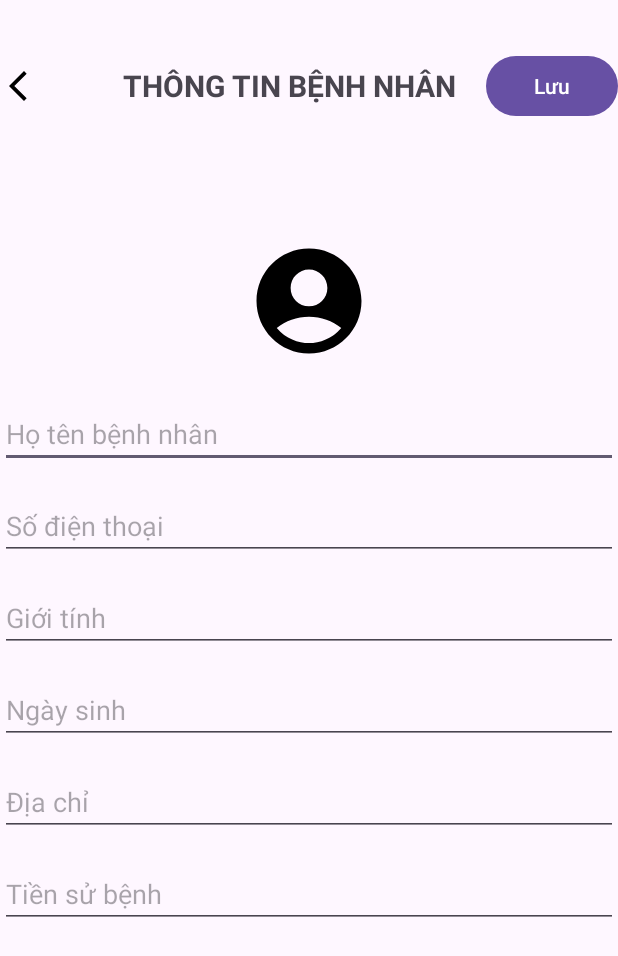
After one commit to tuananh7605/DoanQlyphongkham, an Android app: the SuaThongtinBenhNhanActivity screen opened directly, with no data from a screen before it, on a phone screen of 412 x 824 dp. The commit adds this screen. Shown: the top 956 px of the screen. Run offline under Robolectric (Android 15) with nearby library versions, the phone set to English and light mode, and no system bars.

Commit message:
comit 13/7

```diff
--- a/app/src/main/AndroidManifest.xml
+++ b/app/src/main/AndroidManifest.xml
@@ -12,6 +12,9 @@
         android:supportsRtl="true"
         android:theme="@style/Theme.DoanPhongkham"
         tools:targetApi="31">
+        <activity
+            android:name=".ActivityBacsi.SuaThongtinBenhNhanActivity"
+            android:exported="false" />
         <activity
             android:name=".ActivityBacsi.ThemLichKhamActivity"
             android:exported="false" />
--- /dev/null
+++ b/app/src/main/java/com/example/doanphongkham/ActivityBacsi/SuaThongtinBenhNhanActivity.java
@@ -0,0 +1,86 @@
+package com.example.doanphongkham.ActivityBacsi;
+
+import android.content.Intent;
+import android.os.Bundle;
+import android.widget.Button;
+import android.widget.EditText;
+import android.widget.ImageButton;
+import android.widget.Toast;
+
+import androidx.activity.EdgeToEdge;
+import androidx.appcompat.app.AppCompatActivity;
+import androidx.core.graphics.Insets;
+import androidx.core.view.ViewCompat;
+import androidx.core.view.WindowInsetsCompat;
+
+import com.example.doanphongkham.Database.DatabaseHelper;
+import com.example.doanphongkham.R;
+
+public class SuaThongtinBenhNhanActivity extends AppCompatActivity {
+
+    EditText editHoTen, editSDT, editGioiTinh, editNgaySinh, editDiaChi, editTienSu;
+    Button btnLuu;
+    DatabaseHelper db;
+    int id; // id bệnh nhân cần sửa
+
+    @Override
+    protected void onCreate(Bundle savedInstanceState) {
+        super.onCreate(savedInstanceState);
+        setContentView(R.layout.activity_them_thongtin_benh_nhan);
+
+        // Ánh xạ
+        editHoTen = findViewById(R.id.editHoTen);
+        editSDT = findViewById(R.id.editSoDienThoai);
+        editGioiTinh = findViewById(R.id.editGioiTinh);
+        editNgaySinh = findViewById(R.id.editNgaySinh);
+        editDiaChi = findViewById(R.id.editDiaChi);
+        editTienSu = findViewById(R.id.editTienSuBenh);
+        btnLuu = findViewById(R.id.btnLuu);
+
+        db = new DatabaseHelper(this);
+
+        // Nhận dữ liệu từ intent
+        Intent intent = getIntent();
+        id = intent.getIntExtra("id", -1);
+        String ten = intent.getStringExtra("ten");
+        String sdt = intent.getStringExtra("sdt");
+        String gioiTinh = intent.getStringExtra("gioiTinh");
+        String ngaySinh = intent.getStringExtra("ngaySinh");
+        String diaChi = intent.getStringExtra("diaChi");
+        String tienSu = intent.getStringExtra("tienSu");
+
+        // Set dữ liệu lên form
+        editHoTen.setText(ten);
+        editSDT.setText(sdt);
+        editGioiTinh.setText(gioiTinh);
+        editNgaySinh.setText(ngaySinh);
+        editDiaChi.setText(diaChi);
+        editTienSu.setText(tienSu);
+
+        // Xử lý lưu
+        btnLuu.setOnClickListener(v -> {
+            boolean updated = db.updateKhachHang(
+                    id,
+                    editHoTen.getText().toString(),
+                    editSDT.getText().toString(),
+                    editGioiTinh.getText().toString(),
+                    editNgaySinh.getText().toString(),
+                    editDiaChi.getText().toString(),
+                    editTienSu.getText().toString()
+            );
+
+            if (updated) {
+                Toast.makeText(this, "Cập nhật thành công", Toast.LENGTH_SHORT).show();
+                finish();
+            } else {
+                Toast.makeText(this, "Cập nhật thất bại", Toast.LENGTH_SHORT).show();
+            }
+        });
+        //back
+        ImageButton btnBack = findViewById(R.id.btnBack);
+        btnBack.setOnClickListener(v -> {
+            finish(); // Quay lại màn trước đó
+        });
+
+    }
+}
--- a/app/src/main/res/layout/activity_them_thongtin_benh_nhan.xml
+++ b/app/src/main/res/layout/activity_them_thongtin_benh_nhan.xml
@@ -40,7 +40,7 @@
                 android:layout_height="wrap_content"
                 android:layout_weight="1"
                 android:gravity="center"
-                android:text="        THÊM BỆNH NHÂN"
+                android:text="        THÔNG TIN BỆNH NHÂN"
                 android:textSize="20sp"
                 android:textStyle="bold" />
 
--- a/app/src/main/res/layout/cardview_hosobenhnhan.xml
+++ b/app/src/main/res/layout/cardview_hosobenhnhan.xml
@@ -16,7 +16,7 @@
             android:id="@+id/imageViewProduct"
             android:layout_width="100dp"
             android:layout_height="100dp"
-            android:background="@color/grey"
+            android:background="@color/white"
             android:scaleType="centerCrop"
             app:srcCompat="@drawable/taikhoan" />
 
```
Also changed, not shown: app/src/main/java/com/example/doanphongkham/Adapter/KhachHangAdapter.java (+37 -0 lines), app/src/main/java/com/example/doanphongkham/Database/DatabaseHelper.java (+16 -0 lines), app/src/main/java/com/example/doanphongkham/fragmentBacsi/HoSoBenhNhanFragment.java (+30 -1 lines), app/src/main/res/layout/cardview_lichkham.xml (+4 -4 lines), app/src/main/res/drawable/lichhen_icon.png (added).
